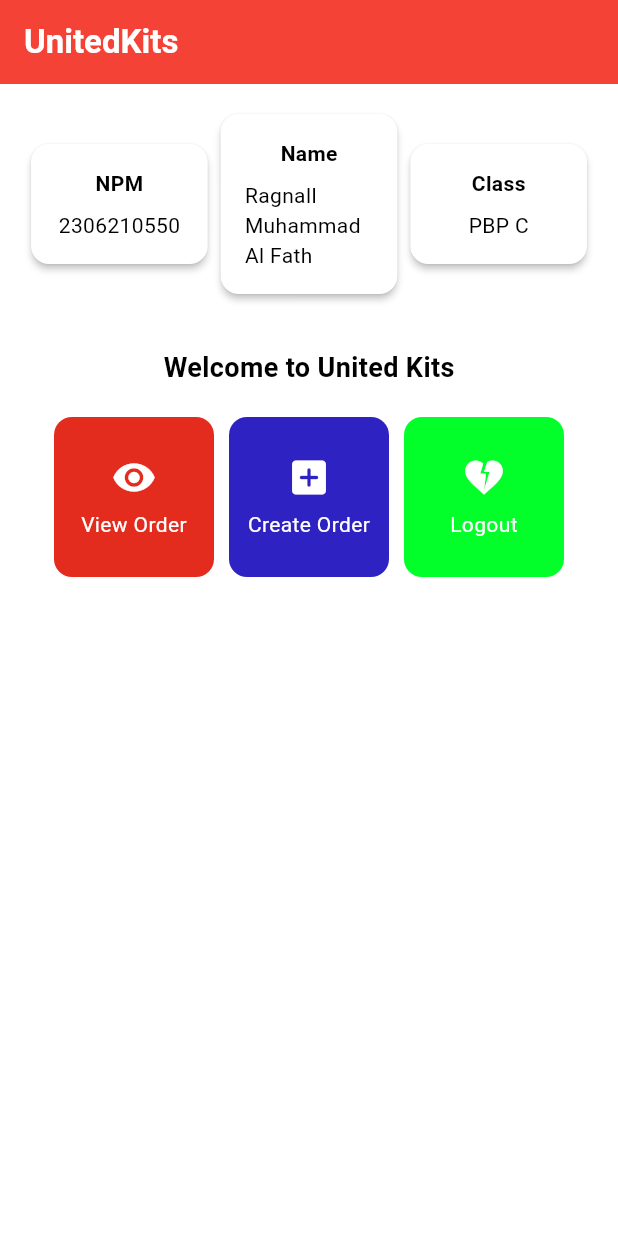
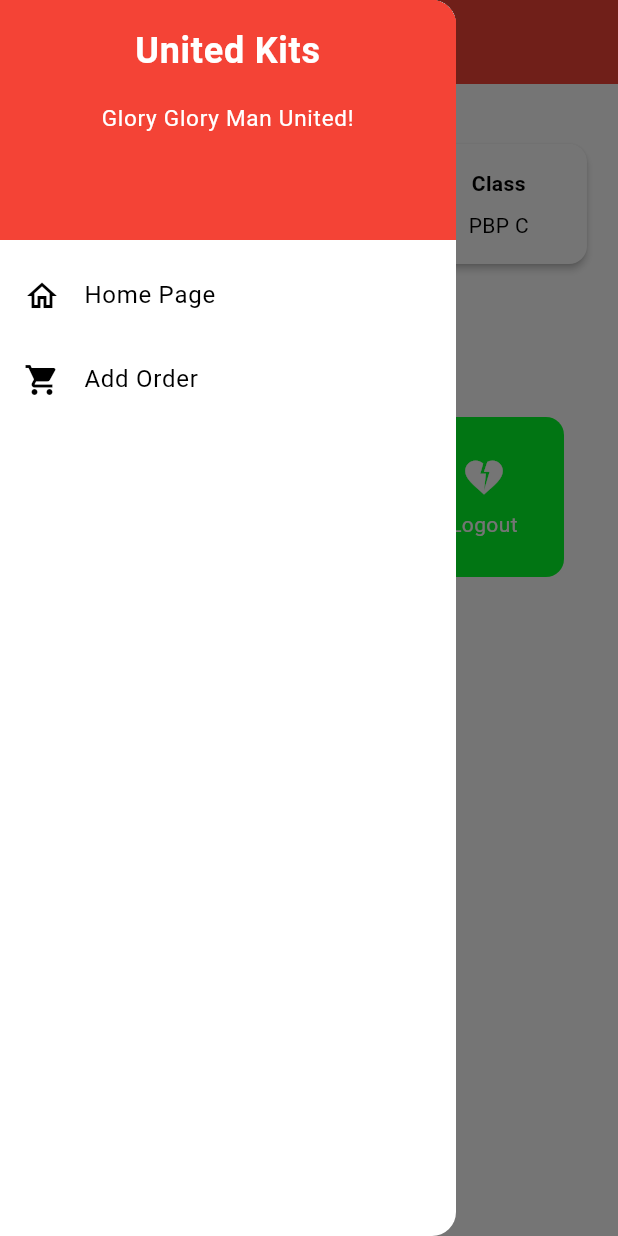
Before and after one commit to Ragnall16/unitedkits-mobile, a Flutter app: the screen it shows after launch, with the side drawer open (before the commit the screen has no drawer), on a phone screen of 412 x 824 dp. Run offline on Flutter 3.47's test engine with Material 3 defaults, Android fonts, the light colour scheme and no system bars.

Commit message:
Tugas 8 Done

```diff
--- a/lib/main.dart
+++ b/lib/main.dart
@@ -1,5 +1,5 @@
 import 'package:flutter/material.dart';
-import 'package:unitedkits/menu.dart';
+import 'package:unitedkits/screens/menu.dart';
 
 void main() {
   runApp(const MyApp());
--- a/lib/menu.dart
+++ b/lib/screens/menu.dart
@@ -1,4 +1,6 @@
 import 'package:flutter/material.dart';
+import 'package:unitedkits/widgets/left_drawer.dart';
+import 'package:unitedkits/widgets/order_card.dart';
 
 class MyHomePage extends StatelessWidget {
   final String npm = '2306210550'; // NPM
@@ -33,7 +35,11 @@ class MyHomePage extends StatelessWidget {
         ),
         // Warna latar belakang AppBar diambil dari skema warna tema aplikasi.
         backgroundColor: Theme.of(context).colorScheme.primary,
+        // Mengganti warna icon drawer menjadi putih
+        iconTheme: const IconThemeData(color: Colors.white),
       ),
+      // Masukkan drawer sebagai parameter nilai drawer dari widget Scaffold
+      drawer: const LeftDrawer(),
       // Body halaman dengan padding di sekelilingnya.
       body: Padding(
         padding: const EdgeInsets.all(16.0),
@@ -97,14 +103,6 @@ class MyHomePage extends StatelessWidget {
   }
 }
 
-class ItemHomepage {
-  final String name;
-  final IconData icon;
-  final Color color;
-
-  ItemHomepage(this.name, this.icon, this.color);
-}
-
 class InfoCard extends StatelessWidget {
   // Kartu informasi yang menampilkan title dan content.
 
@@ -138,55 +136,3 @@ class InfoCard extends StatelessWidget {
     );
   }
 }
-
-class ItemCard extends StatelessWidget {
-  // Menampilkan kartu dengan ikon dan nama.
-
-  final ItemHomepage item;
-
-  const ItemCard(this.item, {super.key});
-
-  @override
-  Widget build(BuildContext context) {
-    return Material(
-      // Menentukan warna latar belakang dari tema aplikasi.
-      color: item.color,
-      // Membuat sudut kartu melengkung.
-      borderRadius: BorderRadius.circular(12),
-
-      child: InkWell(
-        // Aksi ketika kartu ditekan.
-        onTap: () {
-          // Menampilkan pesan SnackBar saat kartu ditekan.
-          ScaffoldMessenger.of(context)
-            ..hideCurrentSnackBar()
-            ..showSnackBar(SnackBar(
-                content: Text("Kamu telah menekan tombol ${item.name}!")));
-        },
-        // Container untuk menyimpan Icon dan Text
-        child: Container(
-          padding: const EdgeInsets.all(8),
-          child: Center(
-            child: Column(
-              // Menyusun ikon dan teks di tengah kartu.
-              mainAxisAlignment: MainAxisAlignment.center,
-              children: [
-                Icon(
-                  item.icon,
-                  color: Colors.white,
-                  size: 30.0,
-                ),
-                const Padding(padding: EdgeInsets.all(3)),
-                Text(
-                  item.name,
-                  textAlign: TextAlign.center,
-                  style: const TextStyle(color: Colors.white),
-                ),
-              ],
-            ),
-          ),
-        ),
-      ),
-    );
-  }
-}
--- /dev/null
+++ b/lib/widgets/left_drawer.dart
@@ -0,0 +1,69 @@
+import 'package:flutter/material.dart';
+import 'package:unitedkits/screens/menu.dart';
+import 'package:unitedkits/screens/orderentry_form.dart';
+
+class LeftDrawer extends StatelessWidget {
+  const LeftDrawer({super.key});
+
+  @override
+  Widget build(BuildContext context) {
+    return Drawer(
+      child: ListView(
+        children: [
+          DrawerHeader(
+            decoration: BoxDecoration(
+              color: Theme.of(context).colorScheme.primary,
+            ),
+            child: const Column(
+              children: [
+                Text(
+                  'United Kits',
+                  textAlign: TextAlign.center,
+                  style: TextStyle(
+                    fontSize: 24,
+                    fontWeight: FontWeight.bold,
+                    color: Colors.white,
+                  ),
+                ),
+                Padding(padding: EdgeInsets.all(8)),
+                Text(
+                  "Glory Glory Man United!",
+                  textAlign: TextAlign.center,
+                  style: TextStyle(
+                    fontSize: 15,
+                    fontWeight: FontWeight.normal,
+                    color: Colors.white,
+                  ),
+                ),
+              ],
+            ),
+          ),
+          ListTile(
+            leading: const Icon(Icons.home_outlined),
+            title: const Text('Home Page'),
+            // Bagian redirection ke MyHomePage
+            onTap: () {
+              Navigator.pushReplacement(
+                  context,
+                  MaterialPageRoute(
+                    builder: (context) => MyHomePage(),
+                  ));
+            },
+          ),
+          ListTile(
+            leading: const Icon(Icons.shopping_cart),
+            title: const Text('Add Order'),
+            // Bagian redirection ke MoodEntryFormPage
+            onTap: () {
+              Navigator.pushReplacement(
+                  context,
+                  MaterialPageRoute(
+                    builder: (context) => const OrderEntryFormPage(),
+                  ));
+            },
+          ),
+        ],
+      ),
+    );
+  }
+}
--- /dev/null
+++ b/lib/widgets/order_card.dart
@@ -0,0 +1,70 @@
+import 'package:flutter/material.dart';
+import 'package:unitedkits/screens/orderentry_form.dart';
+
+class ItemHomepage {
+  final String name;
+  final IconData icon;
+  final Color color;
+
+  ItemHomepage(this.name, this.icon, this.color);
+}
+
+class ItemCard extends StatelessWidget {
+  // Menampilkan kartu dengan ikon dan nama.
+
+  final ItemHomepage item;
+
+  const ItemCard(this.item, {super.key});
+
+  @override
+  Widget build(BuildContext context) {
+    return Material(
+      // Menentukan warna latar belakang dari tema aplikasi.
+      color: item.color,
+      // Membuat sudut kartu melengkung.
+      borderRadius: BorderRadius.circular(12),
+
+      child: InkWell(
+        // Aksi ketika kartu ditekan.
+        onTap: () {
+          // Menampilkan pesan SnackBar saat kartu ditekan.
+          ScaffoldMessenger.of(context)
+            ..hideCurrentSnackBar()
+            ..showSnackBar(SnackBar(
+                content: Text("Kamu telah menekan tombol ${item.name}!")));
+
+          // Navigate ke route yang sesuai (tergantung jenis tombol)
+          if (item.name == "Add Order") {
+            Navigator.push(
+                context,
+                MaterialPageRoute(
+                    builder: (context) => const OrderEntryFormPage()));
+          }
+        },
+        // Container untuk menyimpan Icon dan Text
+        child: Container(
+          padding: const EdgeInsets.all(8),
+          child: Center(
+            child: Column(
+              // Menyusun ikon dan teks di tengah kartu.
+              mainAxisAlignment: MainAxisAlignment.center,
+              children: [
+                Icon(
+                  item.icon,
+                  color: Colors.white,
+                  size: 30.0,
+                ),
+                const Padding(padding: EdgeInsets.all(3)),
+                Text(
+                  item.name,
+                  textAlign: TextAlign.center,
+                  style: const TextStyle(color: Colors.white),
+                ),
+              ],
+            ),
+          ),
+        ),
+      ),
+    );
+  }
+}
```
Also changed, not shown: lib/screens/orderentry_form.dart (added, +164 -0 lines).
